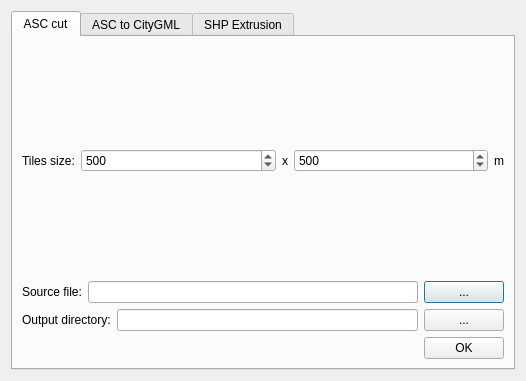
This is src/plugins/CityGMLInondationsQtPlugin/Dialogs/dialogInondations.ui in VCityTeam/3DUSE as Qt 5 draws it before an edit. The edited form follows.
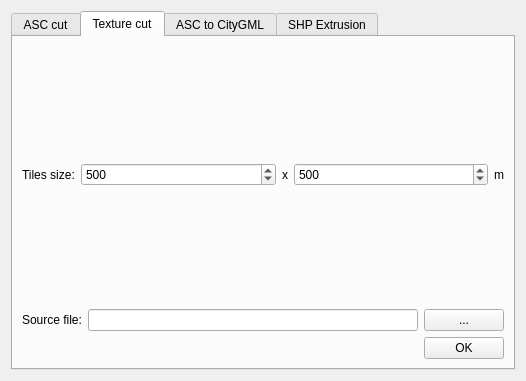
This is the edited form. The open tabs and pages were chosen to show the change.

Patch:
```diff
--- a/src/plugins/CityGMLInondationsQtPlugin/Dialogs/dialogInondations.ui
+++ b/src/plugins/CityGMLInondationsQtPlugin/Dialogs/dialogInondations.ui
@@ -123,6 +123,86 @@
        </item>
       </layout>
      </widget>
+     <widget class="QWidget" name="tab_tex_cut">
+      <attribute name="title">
+       <string>Texture cut</string>
+      </attribute>
+      <layout class="QVBoxLayout" name="verticalLayout_4">
+       <item>
+        <layout class="QHBoxLayout" name="horizontalLayout_10" stretch="0,1,0,1,0">
+         <item>
+          <widget class="QLabel" name="label_5">
+           <property name="text">
+            <string>Tiles size:</string>
+           </property>
+          </widget>
+         </item>
+         <item>
+          <widget class="QSpinBox" name="spinBox_txTileSize_x">
+           <property name="maximum">
+            <number>10000</number>
+           </property>
+           <property name="value">
+            <number>500</number>
+           </property>
+          </widget>
+         </item>
+         <item alignment="Qt::AlignHCenter">
+          <widget class="QLabel" name="label_16">
+           <property name="text">
+            <string>x</string>
+           </property>
+          </widget>
+         </item>
+         <item>
+          <widget class="QSpinBox" name="spinBox_txTileSize_y">
+           <property name="maximum">
+            <number>10000</number>
+           </property>
+           <property name="value">
+            <number>500</number>
+           </property>
+          </widget>
+         </item>
+         <item>
+          <widget class="QLabel" name="label_17">
+           <property name="text">
+            <string>m</string>
+           </property>
+          </widget>
+         </item>
+        </layout>
+       </item>
+       <item>
+        <layout class="QHBoxLayout" name="horizontalLayout_11">
+         <item>
+          <widget class="QLabel" name="label_18">
+           <property name="text">
+            <string>Source file:</string>
+           </property>
+          </widget>
+         </item>
+         <item>
+          <widget class="QLineEdit" name="lineEdit_texCut_src"/>
+         </item>
+         <item>
+          <widget class="QPushButton" name="btn_texCut_in">
+           <property name="text">
+            <string>...</string>
+           </property>
+          </widget>
+         </item>
+        </layout>
+       </item>
+       <item alignment="Qt::AlignRight">
+        <widget class="QPushButton" name="btn_texCut_exec">
+         <property name="text">
+          <string>OK</string>
+         </property>
+        </widget>
+       </item>
+      </layout>
+     </widget>
      <widget class="QWidget" name="tab">
       <attribute name="title">
        <string>ASC to CityGML</string>
```
Left out of the diff: 4 changed lines with no effect on the pictures.
